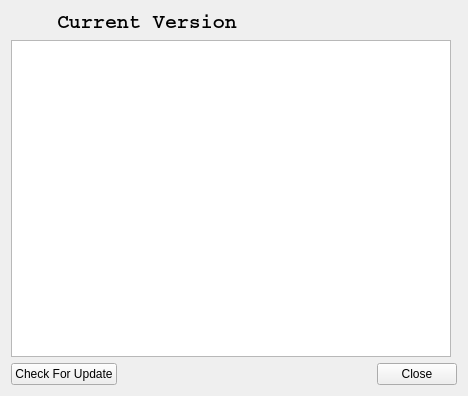
Before: the Qt Designer form CertMan/about_dlg.ui in jykim74/CertMan, drawn with Qt 5.
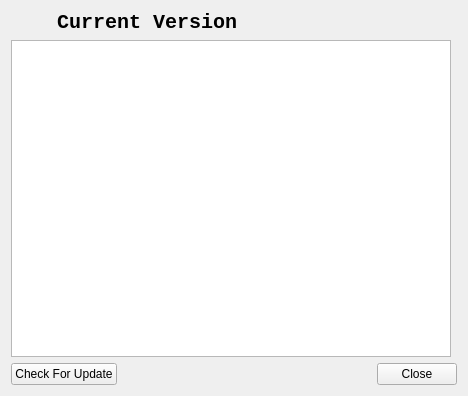
After: the same form once the commit is applied. Icons and pictures are not drawn.

Commit message: 윈도우 디폴트 폰트 Consolas 변경

Patch:
```diff
--- a/CertMan/about_dlg.ui
+++ b/CertMan/about_dlg.ui
@@ -23,7 +23,7 @@
       <widget class="QLabel" name="mVersionLabel">
        <property name="font">
         <font>
-         <family>Courier</family>
+         <family>Consolas</family>
          <pointsize>15</pointsize>
          <weight>75</weight>
          <bold>true</bold>
```
Left out of the diff: 6 changed lines with no effect on the pictures. The commit also changes 4 other files.
